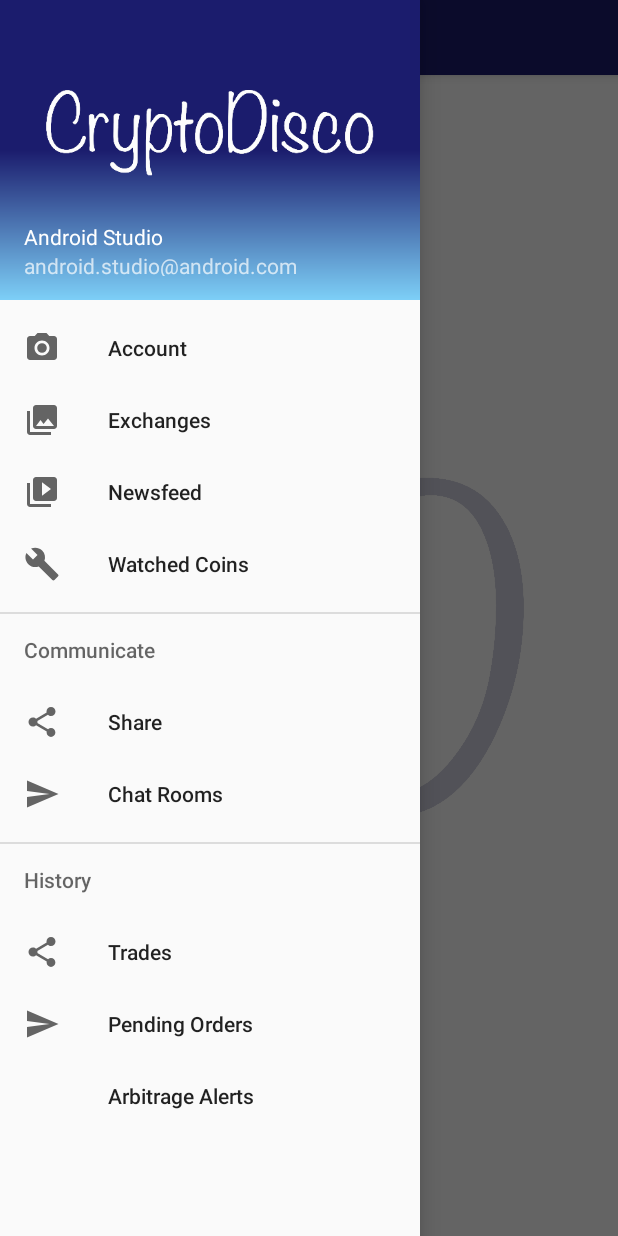
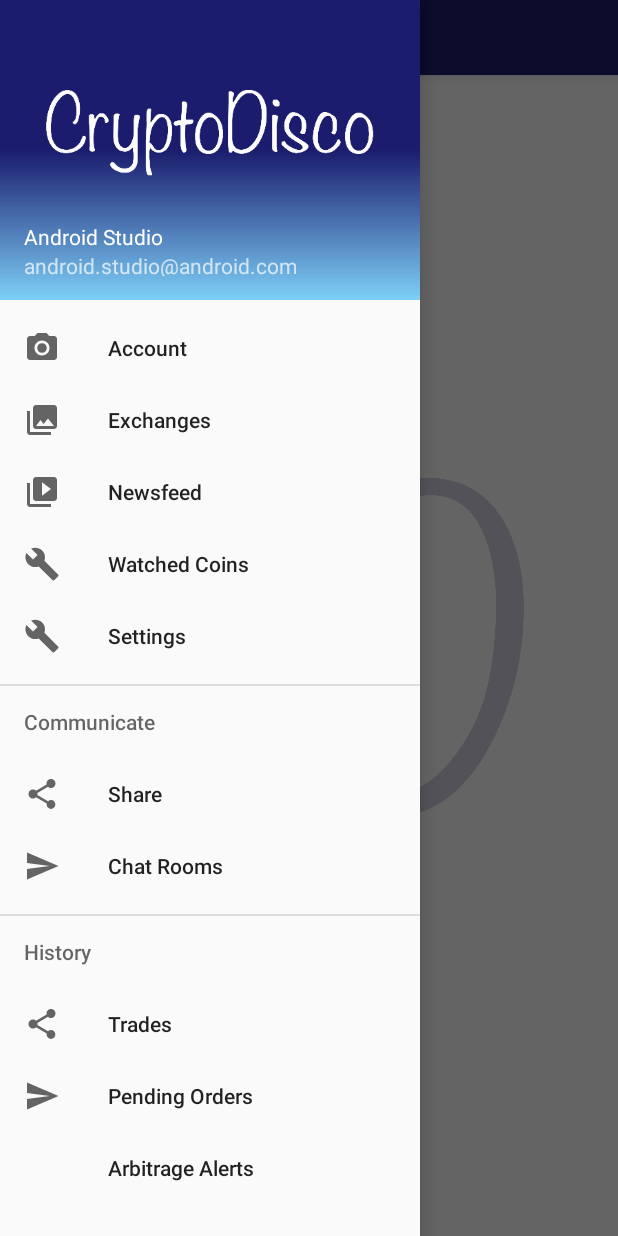
Before and after one commit to elvinup/DiscoAndroid, an Android app: the screen it shows after launch (HomeActivity), with the side drawer open, on a phone screen of 412 x 824 dp. Run offline under Robolectric (Android 15) with nearby library versions, the phone set to English and light mode, and no system bars; our stand-ins replace ButterKnife, Dagger/Hilt's generated code, Room's generated code, RxJava; libraries missing offline, so code that uses them is left out: com.afollestad.materialdialogs; 3 statements that could not run were skipped.

```diff
--- a/app/src/main/java/com/purdue/a407/cryptodisco/Activities/HomeActivity.java
+++ b/app/src/main/java/com/purdue/a407/cryptodisco/Activities/HomeActivity.java
@@ -99,6 +99,8 @@ public class HomeActivity extends AppCompatActivity
 
         } else if (id == R.id.nav_send) {
 
+        } else if (id == R.id.nav_settings) {
+
         }
         drawer.closeDrawer(GravityCompat.START);
         return true;
--- a/app/src/main/java/com/purdue/a407/cryptodisco/Activities/StartActivity.java
+++ b/app/src/main/java/com/purdue/a407/cryptodisco/Activities/StartActivity.java
@@ -25,6 +25,7 @@ public class StartActivity extends AppCompatActivity {
     @Inject
     CDApi cdApi;
 
+
     @Override
     protected void onCreate(Bundle savedInstanceState) {
         super.onCreate(savedInstanceState);
@@ -32,8 +33,9 @@ public class StartActivity extends AppCompatActivity {
         ((App)getApplication()).getNetComponent().inject(this);
 
 
-
-        cdApi.userExists("jonah").enqueue(new Callback<Void>() {
+        String UID = deviceID.getDeviceID();
+        Log.d("UUID", UID);
+        cdApi.userExists(UID).enqueue(new Callback<Void>() {
             @Override
             public void onResponse(Call<Void> call, Response<Void> response) {
                 if(response.code() != 200) {
--- a/app/src/main/java/com/purdue/a407/cryptodisco/Api/CDApi.java
+++ b/app/src/main/java/com/purdue/a407/cryptodisco/Api/CDApi.java
@@ -10,7 +10,7 @@ import retrofit2.http.Query;
 
 public interface CDApi {
 
-    @GET("/user/exists")
+    @GET("/user/")
     Call<Void> userExists(@Query("uuid") String uid);
 
     @GET("/exchanges")
--- a/app/src/main/res/menu/activity_home_drawer.xml
+++ b/app/src/main/res/menu/activity_home_drawer.xml
@@ -20,6 +20,10 @@
             android:id="@+id/nav_manage"
             android:icon="@drawable/ic_menu_manage"
             android:title="Watched Coins" />
+        <item
+            android:id="@+id/nav_settings"
+            android:icon="@drawable/ic_menu_manage"
+            android:title="Settings" />
     </group>
 
     <item android:title="Communicate">
@@ -55,4 +59,6 @@
 
 
 
+
+
 </menu>
```
Also changed, not shown: app/src/main/java/com/purdue/a407/cryptodisco/Fragments/SettingsFragment.java (added, +32 -0 lines), app/src/main/res/layout/fragment_settings.xml (added, +28 -0 lines), app/src/main/res/xml/settings_screen.xml (added, +24 -0 lines).
